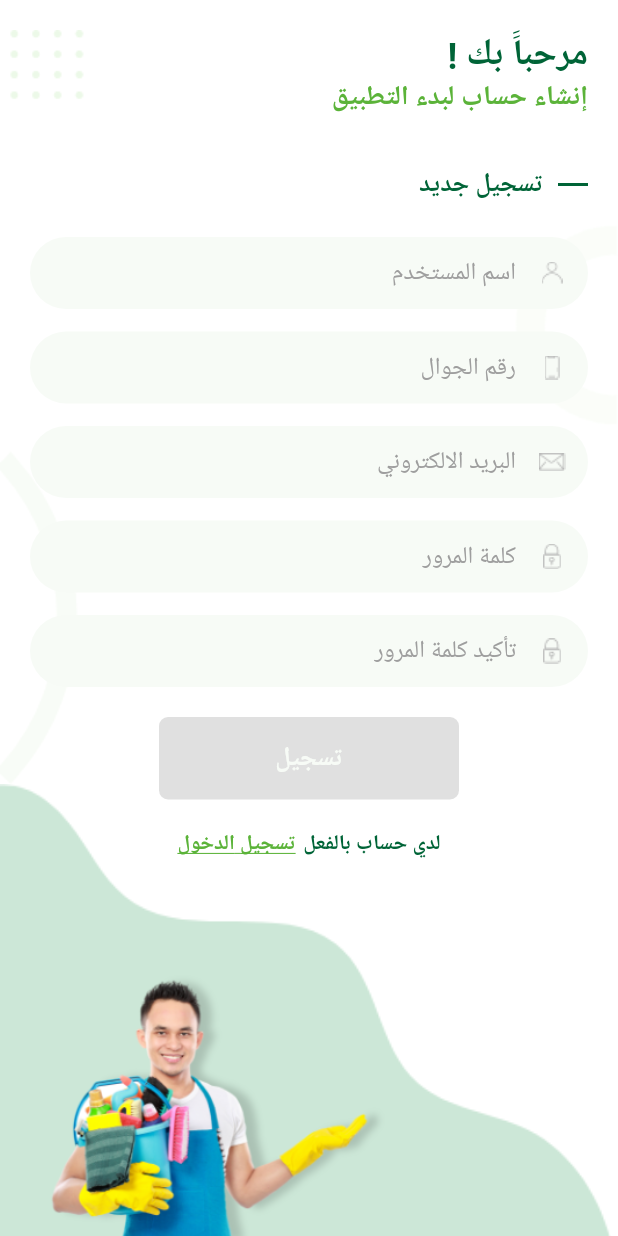
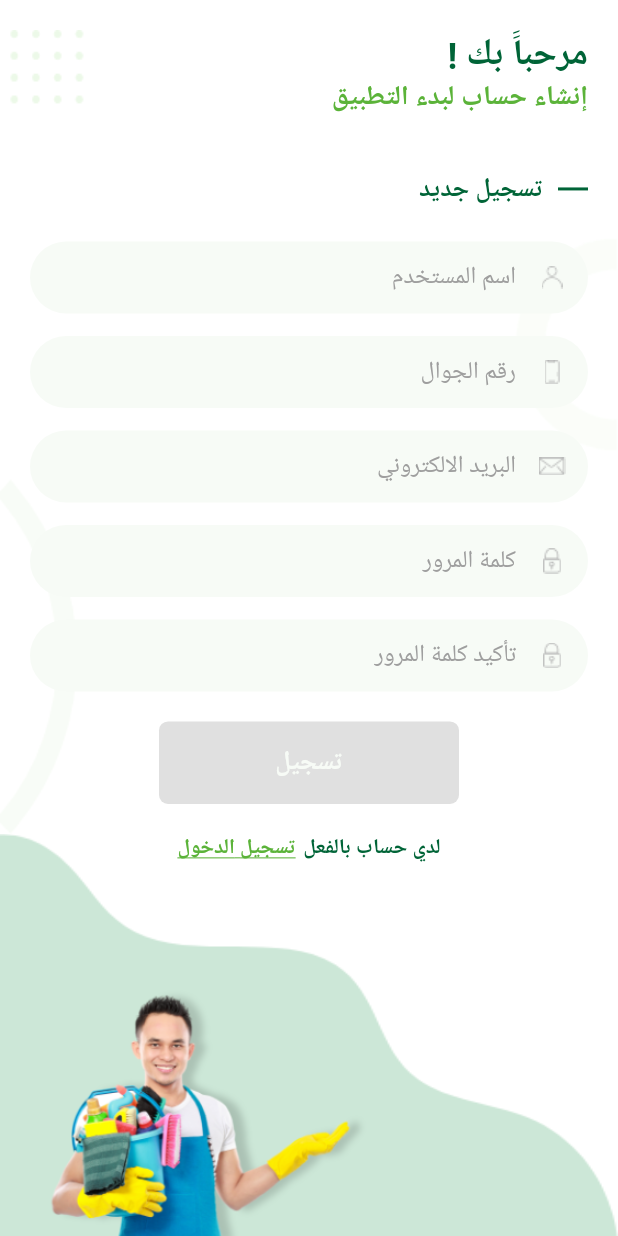
Before and after one commit to Yoka-Jo/task, a Flutter app: the screen it shows after launch, on a phone screen of 412 x 824 dp. Run offline on Flutter 3.47's test engine with Material 2 defaults, Android fonts, the phone set to English and light mode, and no system bars; our stand-ins replace bloc, dartz, device_preview, dio, dotted_border, equatable and 8 more; missing offline and left inert: platform_device_id; accounts and stored records are empty.

Commit message:
fix background image

```diff
--- a/lib/app/my_app.dart
+++ b/lib/app/my_app.dart
@@ -1,3 +1,4 @@
+import 'package:device_preview/device_preview.dart';
 import 'package:flutter/material.dart';
 import 'package:task/presentation/resources/routes_manager.dart';
 import 'package:task/presentation/resources/theme_manager.dart';
@@ -10,6 +11,9 @@ class MyApp extends StatelessWidget {
     return MaterialApp(
       debugShowCheckedModeBanner: false,
       title: 'Task',
+      useInheritedMediaQuery: true,
+      locale: DevicePreview.locale(context),
+      builder: DevicePreview.appBuilder,
       theme: getAppTheme(),
       onGenerateRoute: RoutesGenerator.generateRoute,
       initialRoute: Routes.registerRoute,
--- a/lib/main.dart
+++ b/lib/main.dart
@@ -1,4 +1,6 @@
 import 'dart:developer';
+import 'package:device_preview/device_preview.dart';
+import 'package:flutter/foundation.dart';
 import 'package:flutter/material.dart';
 import 'package:platform_device_id/platform_device_id.dart';
 import 'package:task/app/dependency_injection.dart';
@@ -36,6 +38,9 @@ void main() async {
   FirebaseMessaging.onBackgroundMessage(firebaseMessagingBackgroundHandler);
 
   runApp(
-    const MyApp(), // Wrap your app
+    DevicePreview(
+      enabled: !kReleaseMode,
+      builder: (context) => const MyApp(), // Wrap your app
+    ),
   );
 }
--- a/lib/presentation/register/register_screen.dart
+++ b/lib/presentation/register/register_screen.dart
@@ -17,18 +17,18 @@ class RegisterScreen extends StatelessWidget {
         resizeToAvoidBottomInset: false,
         body: BuildBackGroundImage(
           foregroundImage: ImagesAsset.cleanWorker,
-          foregroundImageHeight: MediaQuery.of(context).size.height * 0.231,
+          foregroundImageHeight: 180,
           child: Column(
             crossAxisAlignment: CrossAxisAlignment.end,
-            children: const [
-              BuildText(text: AppStrings.welcome),
-              BuildSubText(text: AppStrings.createAccountToStart),
-              SizedBox(height: 30.0),
-              BuildTitleForFormFields(text: AppStrings.newRegisteration),
-              SizedBox(height: 20.0),
-              BuildRegisterFormFields(),
-              BuildRegisterButton(),
-              BuildHaveAccountText(),
+            children: [
+              const BuildText(text: AppStrings.welcome),
+              const BuildSubText(text: AppStrings.createAccountToStart),
+              SizedBox(height: MediaQuery.of(context).size.height * 0.04),
+              const BuildTitleForFormFields(text: AppStrings.newRegisteration),
+              const SizedBox(height: 20.0),
+              const BuildRegisterFormFields(),
+              const BuildRegisterButton(),
+              const BuildHaveAccountText(),
             ],
           ),
         ),
--- a/lib/presentation/shared/components/build_background_image.dart
+++ b/lib/presentation/shared/components/build_background_image.dart
@@ -18,21 +18,26 @@ class BuildBackGroundImage extends StatelessWidget {
   @override
   Widget build(BuildContext context) {
     return Stack(children: [
-      ListView(
-        physics: const NeverScrollableScrollPhysics(),
+      Column(
         children: [
           const SizedBox(
             height: 20.0,
           ),
-          Image.asset(
-            ShapePatternsAsset.background,
-            fit: BoxFit.cover,
-            width: double.infinity,
+          Expanded(
+            flex: 2,
+            child: Image.asset(
+              ShapePatternsAsset.background,
+              fit: BoxFit.fill,
+              width: double.infinity,
+            ),
           ),
-          Image.asset(
-            ShapePatternsAsset.wave,
-            width: double.infinity,
-            fit: BoxFit.cover,
+          Expanded(
+            flex: 1,
+            child: Image.asset(
+              ShapePatternsAsset.wave,
+              width: double.infinity,
+              fit: BoxFit.fill,
+            ),
           ),
         ],
       ),
--- a/pubspec.yaml
+++ b/pubspec.yaml
@@ -47,6 +47,7 @@ dependencies:
   firebase_messaging: ^13.0.1
   fluttertoast: ^8.0.9
   equatable: ^2.0.5
+  device_preview: ^1.1.0
 
 dev_dependencies:
   flutter_test:
```
Also changed, not shown: pubspec.lock, 1 other file.
